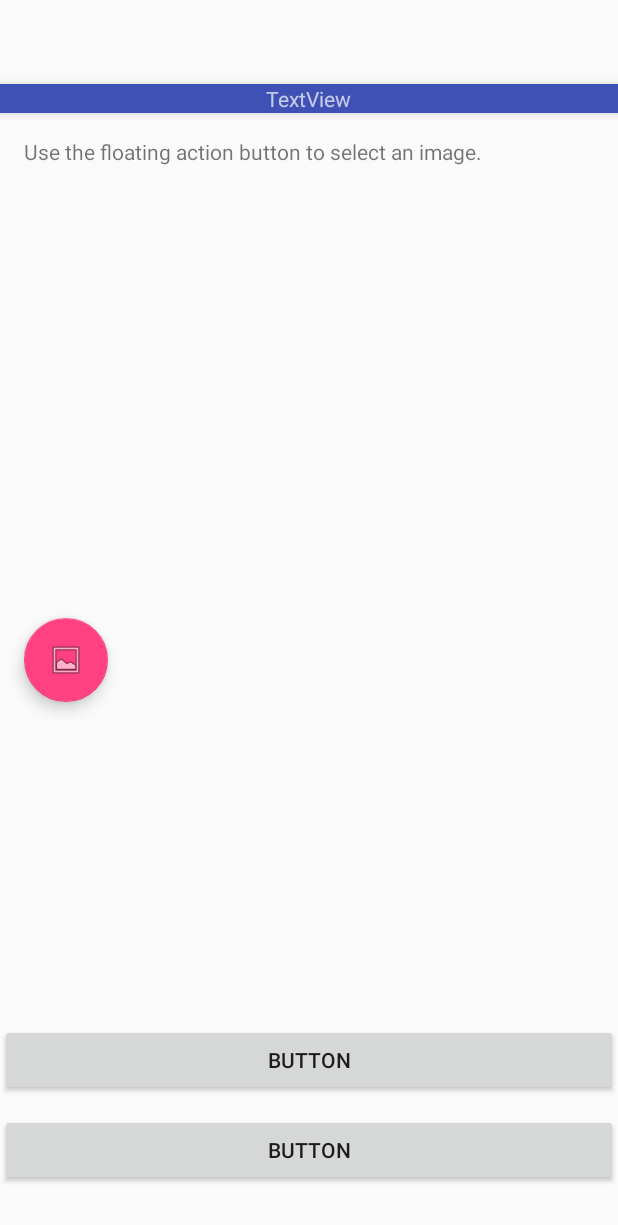
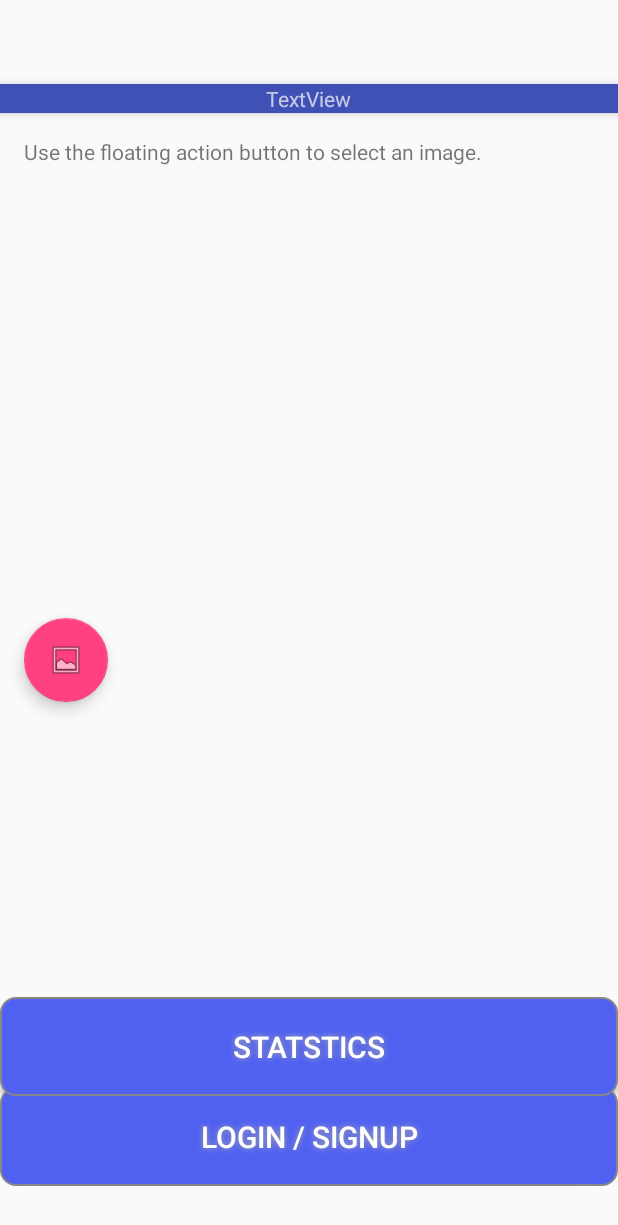
Before and after one commit to kushgkh/iSort, an Android app: the layout activity_main.xml on its own in the app's theme, with its tools: preview values and no code run, on a phone screen of 412 x 824 dp. Shown: the top 1225 px of the screen. Run offline under Robolectric (Android 15) with nearby library versions, the phone set to English and light mode, and no system bars.

Commit message:
changed all buttons

```diff
--- a/app/src/main/res/layout/activity_login.xml
+++ /dev/null
@@ -1,6 +0,0 @@
-<?xml version="1.0" encoding="utf-8"?>
-<LinearLayout xmlns:android="http://schemas.android.com/apk/res/android"
-    android:layout_width="match_parent"
-    android:layout_height="match_parent">
-
-</LinearLayout>
--- a/app/src/main/res/layout/activity_main.xml
+++ b/app/src/main/res/layout/activity_main.xml
@@ -35,16 +35,35 @@
         android:id="@+id/LoginButton"
         android:layout_width="match_parent"
         android:layout_height="wrap_content"
-        android:text="Button"
+        android:text="Login / Signup"
         android:layout_gravity="bottom"
-        android:layout_marginBottom="50px"/>
+        android:layout_marginBottom="50px"
+        android:textColor="#FFFFFF"
+        android:textSize="20sp"
+        android:layout_marginTop="40dp"
+
+        android:background="@drawable/newbutton"
+        android:shadowColor="#A8A8A8"
+        android:shadowDx="0"
+        android:shadowDy="0"
+        android:shadowRadius="5"
+        />
 
     <Button
         android:id="@+id/statsButton"
         android:layout_width="match_parent"
         android:layout_height="wrap_content"
-        android:text="Button"
+        android:text="Statstics"
         android:layout_gravity="bottom"
-        android:layout_marginBottom="140px"/>
+        android:layout_marginBottom="140px"
+        android:textColor="#FFFFFF"
+        android:textSize="20sp"
+        android:layout_marginTop="40dp"
+
+        android:background="@drawable/newbutton"
+        android:shadowColor="#A8A8A8"
+        android:shadowDx="0"
+        android:shadowDy="0"
+        android:shadowRadius="5"/>
 
 </android.support.design.widget.CoordinatorLayout>
```
Also changed, not shown: app/src/main/res/layout/activity_stats_page.xml (+13 -4 lines).
